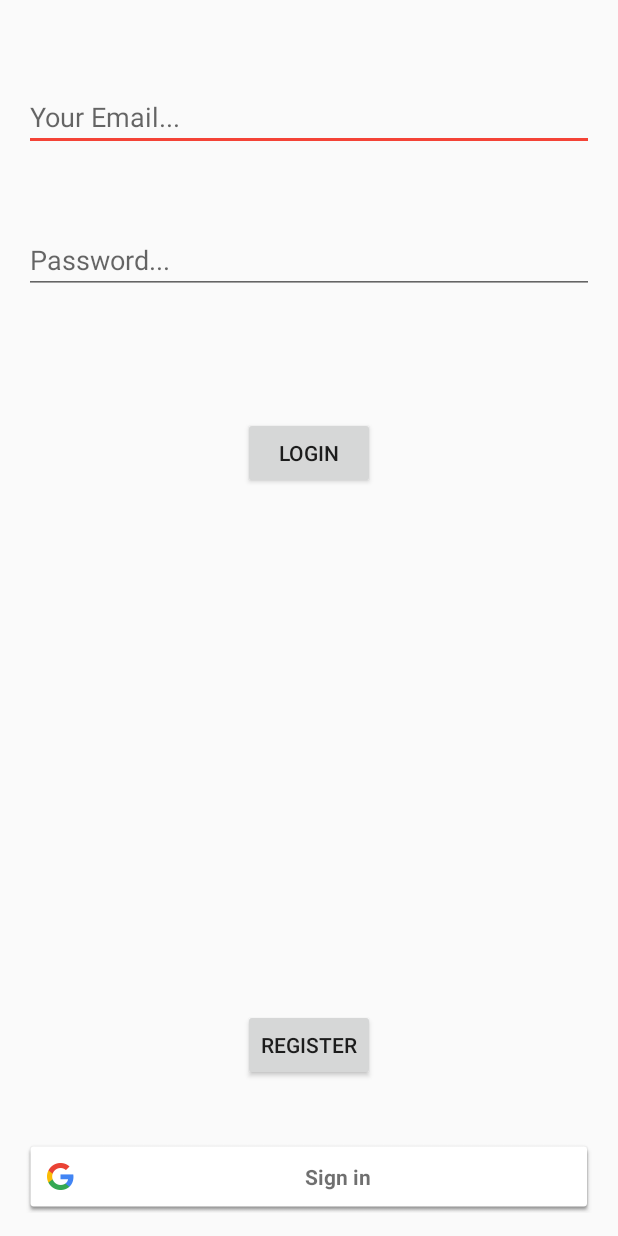
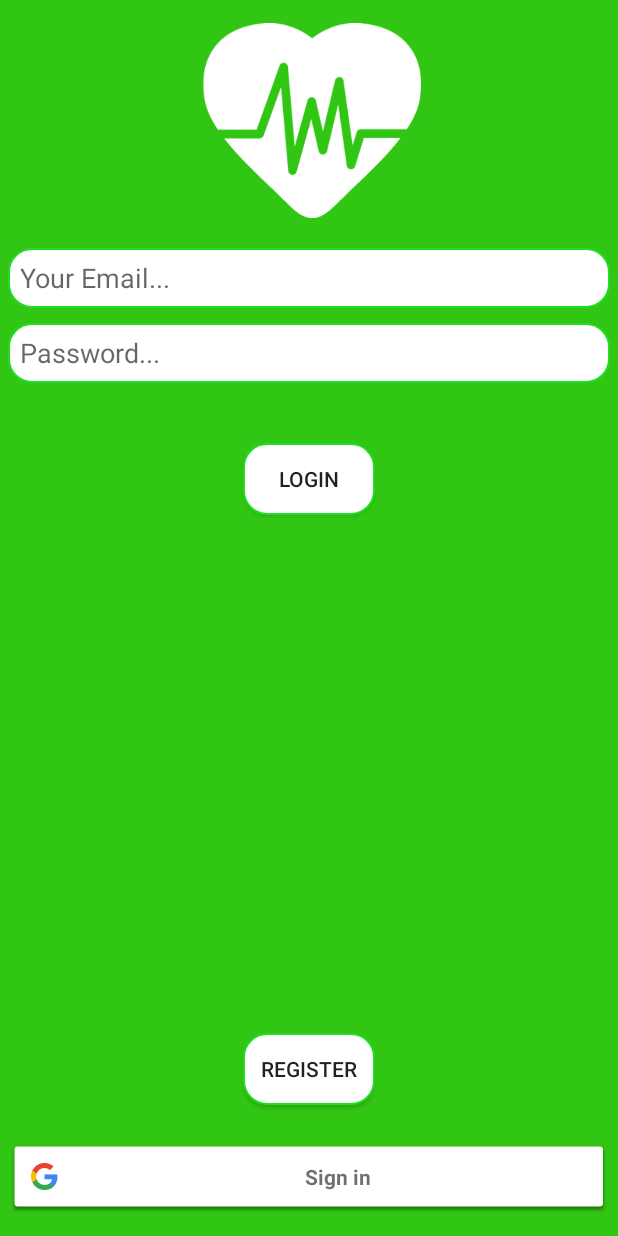
Before and after one commit to mahmoudelgamal1997/Shefaa, an Android app: the layout activity_login.xml on its own in the app's theme, with its tools: preview values and no code run, on a phone screen of 412 x 824 dp. Run offline under Robolectric (Android 15) with nearby library versions, the phone set to English and light mode, and no system bars.

Commit message:
design login activity

```diff
--- a/app/src/main/AndroidManifest.xml
+++ b/app/src/main/AndroidManifest.xml
@@ -16,7 +16,8 @@
                 <category android:name="android.intent.category.LAUNCHER" />
             </intent-filter>
         </activity>
-        <activity android:name=".LoginActivity" />
+        <activity android:name=".LoginActivity"
+        />
         <activity android:name=".RegisterActivity" />
         <activity android:name=".SetupActivity" />
         <activity android:name=".Posts" />
--- /dev/null
+++ b/app/src/main/res/drawable/button_background.xml
@@ -0,0 +1,17 @@
+<?xml version="1.0" encoding="utf-8"?>
+<shape xmlns:android="http://schemas.android.com/apk/res/android" >
+
+    <solid android:color="#FFFFFF" />
+
+    <stroke
+        android:width="1dp"
+        android:color="#FF21DD24" />
+    <corners
+        android:topLeftRadius="15dp"
+        android:topRightRadius="15dp"
+        android:bottomLeftRadius="15dp"
+        android:bottomRightRadius="15dp"
+
+        />
+
+</shape>
--- /dev/null
+++ b/app/src/main/res/drawable/edittext_background.xml
@@ -0,0 +1,17 @@
+<?xml version="1.0" encoding="utf-8"?>
+<shape xmlns:android="http://schemas.android.com/apk/res/android" >
+
+    <solid android:color="#FFFFFF" />
+
+    <stroke
+        android:width="1dp"
+        android:color="#FF21DD24" />
+    <corners
+        android:topLeftRadius="15dp"
+        android:topRightRadius="15dp"
+        android:bottomLeftRadius="15dp"
+        android:bottomRightRadius="15dp"
+
+        />
+
+</shape>
--- a/app/src/main/res/layout/activity_login.xml
+++ b/app/src/main/res/layout/activity_login.xml
@@ -7,28 +7,41 @@
     android:paddingLeft="@dimen/activity_horizontal_margin"
     android:paddingRight="@dimen/activity_horizontal_margin"
     android:paddingTop="@dimen/activity_vertical_margin"
+    android:background="#FF32C614"
     tools:context="com.example2017.android.shefaa.MainActivity">
 
 
 
+    <ImageView
+        android:layout_width="150dp"
+        android:layout_height="150dp"
+        android:src="@drawable/heart"
+        android:layout_centerHorizontal="true"
+        android:id="@+id/logo"
+        />
     <EditText
         android:layout_width="wrap_content"
-        android:layout_height="wrap_content"
+        android:layout_height="40dp"
         android:id="@+id/editText_email"
+        android:paddingLeft="8dp"
         android:hint="@string/email_hint"
+        android:background="@drawable/edittext_background"
+        android:layout_below="@+id/logo"
         android:layout_alignParentLeft="true"
         android:layout_alignParentStart="true"
-        android:layout_marginTop="50dp"
+        android:layout_marginTop="10dp"
         android:layout_alignParentRight="true"
         android:layout_alignParentEnd="true" />
 
     <EditText
         android:layout_width="wrap_content"
-        android:layout_height="wrap_content"
+        android:layout_height="40dp"
         android:id="@+id/editText_pass"
         android:hint="@string/pass_hint"
+        android:paddingLeft="8dp"
+        android:background="@drawable/edittext_background"
         android:layout_below="@+id/editText_email"
-        android:layout_marginTop="50dp"
+        android:layout_marginTop="10dp"
         android:layout_alignRight="@+id/editText_email"
         android:layout_alignEnd="@+id/editText_email"
         android:layout_alignParentLeft="true"
@@ -38,10 +51,11 @@
         android:layout_width="wrap_content"
         android:layout_height="wrap_content"
         android:text="login"
+        android:background="@drawable/button_background"
         android:id="@+id/login_but"
         android:layout_below="@+id/editText_pass"
         android:layout_centerHorizontal="true"
-        android:layout_marginTop="82dp" />
+        android:layout_marginTop="40dp" />
 
 
 
@@ -49,10 +63,11 @@
         android:layout_width="wrap_content"
         android:layout_height="wrap_content"
         android:text="Register"
+        android:background="@drawable/button_background"
         android:id="@+id/registerPage_but"
         android:layout_alignParentBottom="true"
         android:layout_centerHorizontal="true"
-        android:layout_marginBottom="98dp" />
+        android:layout_marginBottom="82dp" />
 
     <com.google.android.gms.common.SignInButton
         android:layout_width="match_parent"
--- a/app/src/main/res/layout/post_shape.xml
+++ b/app/src/main/res/layout/post_shape.xml
@@ -88,7 +88,7 @@
             android:layout_width="wrap_content"
             android:layout_height="wrap_content"
             android:id="@+id/numberOfLike"
-            android:text="11"
+            android:text=""
             android:layout_toRightOf="@+id/like"
             android:layout_below="@+id/textView_desc"
             android:textSize="20dp"
--- a/app/src/main/res/values/colors.xml
+++ b/app/src/main/res/values/colors.xml
@@ -1,7 +1,7 @@
 <?xml version="1.0" encoding="utf-8"?>
 <resources>
-    <color name="colorPrimary">#2196f3</color>
-    <color name="colorPrimaryDark">#0069C0</color>
+    <color name="colorPrimary">#FF32C614</color>
+    <color name="colorPrimaryDark">#32ac06</color>
     <color name="colorAccent">#F44336</color>
 
     <color name="whiteTransparentHalf">#80ffffff</color>
--- a/app/src/main/res/values/dimens.xml
+++ b/app/src/main/res/values/dimens.xml
@@ -1,5 +1,5 @@
 <resources>
     <!-- Default screen margins, per the Android Design guidelines. -->
-    <dimen name="activity_horizontal_margin">16dp</dimen>
+    <dimen name="activity_horizontal_margin">5dp</dimen>
     <dimen name="activity_vertical_margin">5dp</dimen>
 </resources>
```
Also changed, not shown: app/build.gradle (+8 -7 lines), app/src/main/java/com/example2017/android/shefaa/LoginActivity.java (+25 -2 lines), app/src/main/java/com/example2017/android/shefaa/Posts.java (+3 -4 lines), app/src/main/res/layout/activity_register.xml (+22 -3 lines), app/src/main/res/drawable/heart.png (added).
